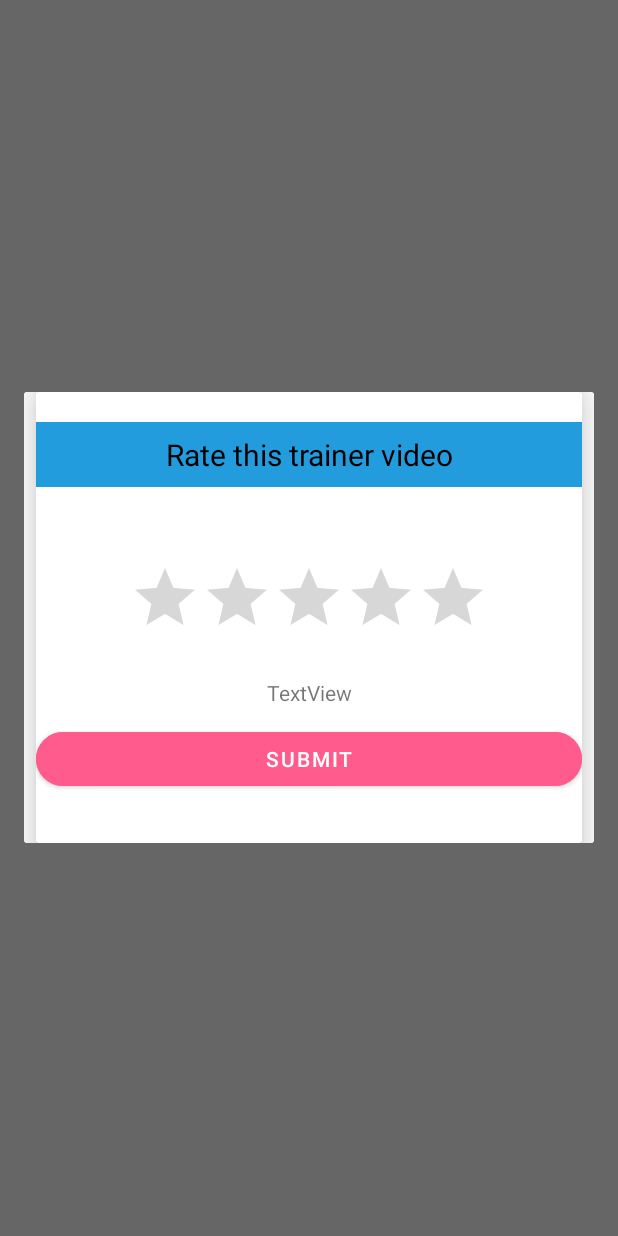
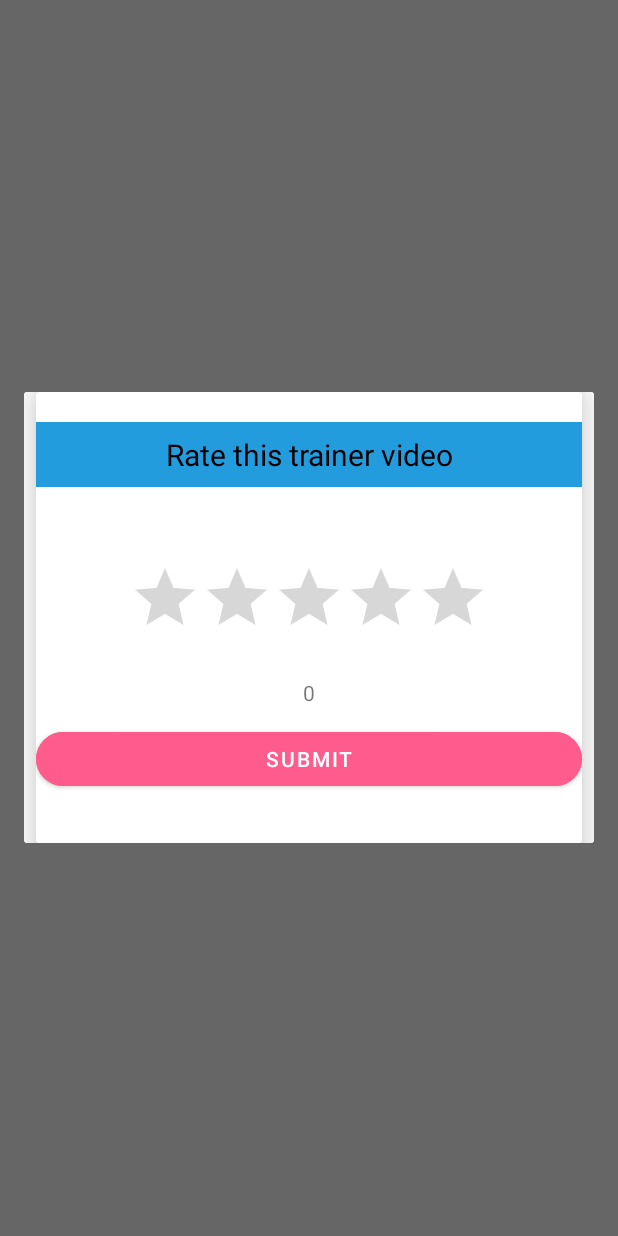
Before and after one commit to aman-758/GymGuru_, an Android app: the fragment RatingFragment shown on its own in the app's theme, on a phone screen of 412 x 824 dp. Run offline under Robolectric (Android 15) with nearby library versions, the phone set to English and light mode, and no system bars; our stand-ins replace Firebase (no records; nobody signed in at launch, a user with empty details on screens opened directly); Roboto replaces fonts that are not available here.

Commit message:
Trainer video Rating system is left only

```diff
--- a/app/src/main/java/com/example/gymguru/DashboardFragment.java
+++ b/app/src/main/java/com/example/gymguru/DashboardFragment.java
@@ -83,8 +83,6 @@ public class DashboardFragment extends Fragment {
                             //Snackbar.make(bind.getRoot(),e.getMessage(),BaseTransientBottomBar.LENGTH_LONG).show();
                         }
                     });
-
-
                 }
 
                 @Override
--- a/app/src/main/java/com/example/gymguru/EditProfileFragment.java
+++ b/app/src/main/java/com/example/gymguru/EditProfileFragment.java
@@ -28,7 +28,6 @@ import com.google.firebase.database.FirebaseDatabase;
 import com.google.firebase.database.ValueEventListener;
 import com.google.firebase.storage.FirebaseStorage;
 import com.google.firebase.storage.StorageReference;
-import com.squareup.picasso.Picasso;
 
 import java.util.HashMap;
 
@@ -85,7 +84,7 @@ public class EditProfileFragment extends Fragment {
 
         fileRef.putFile(imageUri).addOnSuccessListener(taskSnapshot -> {
             fileRef.getDownloadUrl().addOnSuccessListener(uri -> {
-                Picasso.get().load(uri).into(bind.changeProfileImg);
+                Glide.with(getActivity()).load(uri).into(bind.changeProfileImg);
                 Snackbar.make(bind.getRoot(), "Image uploaded successfully", BaseTransientBottomBar.LENGTH_LONG).show();
                 bind.progressBar.setVisibility(View.GONE);
 
--- a/app/src/main/java/com/example/gymguru/RatingFragment.java
+++ b/app/src/main/java/com/example/gymguru/RatingFragment.java
@@ -12,6 +12,8 @@ import androidx.annotation.Nullable;
 import androidx.fragment.app.DialogFragment;
 
 import com.example.gymguru.databinding.RatingFragmentBinding;
+import com.google.firebase.auth.FirebaseUser;
+import com.google.firebase.database.DataSnapshot;
 import com.google.firebase.database.DatabaseReference;
 import com.google.firebase.database.FirebaseDatabase;
 
@@ -22,7 +24,12 @@ public class RatingFragment extends DialogFragment {
     private RatingFragmentBinding bind;
     private String videoId;
     private String uid;
-    private float rating = 0;
+    float rating;
+    private DatabaseReference reference;
+    private FirebaseUser user;
+    long averagerating = 0;
+
+
     @NonNull
 
     @Override
@@ -41,6 +48,20 @@ public class RatingFragment extends DialogFragment {
         super.onViewCreated(view, savedInstanceState);
         bind = RatingFragmentBinding.bind(view);
 
+
+        reference = FirebaseDatabase.getInstance().getReference("videos").child("rating");
+
+        reference.get().addOnSuccessListener(dataSnapshot -> {
+            long count = dataSnapshot.getChildrenCount(); // count = 2
+            float totalrating = 0;
+            for(DataSnapshot child : dataSnapshot.getChildren()){
+                int rating = (int)child.child("rating").getValue(); // rate = 4,4,5,3,3,4
+                totalrating += rating; // total rating = 23
+            }
+            averagerating = (long) (totalrating/count); // average rating = 23/6
+            bind.ratingText.setText(String.valueOf(averagerating)); // average rating = 3.8
+
+        });
 
         bind.btnSubmit.setOnClickListener(v -> {
             DatabaseReference push = FirebaseDatabase.getInstance().getReference("videos").child(videoId).child("ratings").push();
--- a/app/src/main/res/layout/fragment_dashboard.xml
+++ b/app/src/main/res/layout/fragment_dashboard.xml
@@ -86,7 +86,7 @@
                 android:textSize="20sp" />
 
             <ImageView
-                android:id="@+id/imageView3"
+                android:id="@+id/registerImgAnim"
                 android:layout_width="40dp"
                 android:layout_height="40dp" />
         </LinearLayout>
--- a/app/src/main/res/layout/fragment_register.xml
+++ b/app/src/main/res/layout/fragment_register.xml
@@ -9,7 +9,7 @@
     tools:context=".RegisterFragment">
 
     <ImageView
-        android:id="@+id/imageView3"
+        android:id="@+id/registerImgAnim"
         android:layout_width="0dp"
         android:layout_height="135dp"
         android:src="@drawable/logo"
@@ -18,6 +18,7 @@
         app:layout_constraintTop_toTopOf="parent" />
 
     <ScrollView
+        android:id="@+id/scrollAnim"
         android:layout_width="match_parent"
         android:layout_height="0dp"
         android:layout_marginStart="20dp"
```
Also changed, not shown: app/src/main/java/com/example/gymguru/ForgotFragment.java (+19 -0 lines), app/src/main/java/com/example/gymguru/HomeFragment.java (+5 -2 lines), app/src/main/java/com/example/gymguru/ProfileFragment.java (+36 -1 lines), app/src/main/java/com/example/gymguru/RegisterFragment.java (+13 -2 lines), app/src/main/java/com/example/gymguru/VideoHolder.java (+8 -3 lines), app/src/main/res/layout/fragment_forgot.xml (+5 -5 lines), app/src/main/res/layout/fragment_profile.xml (+3 -4 lines). Lines whose indentation alone changed are shown as unchanged.
